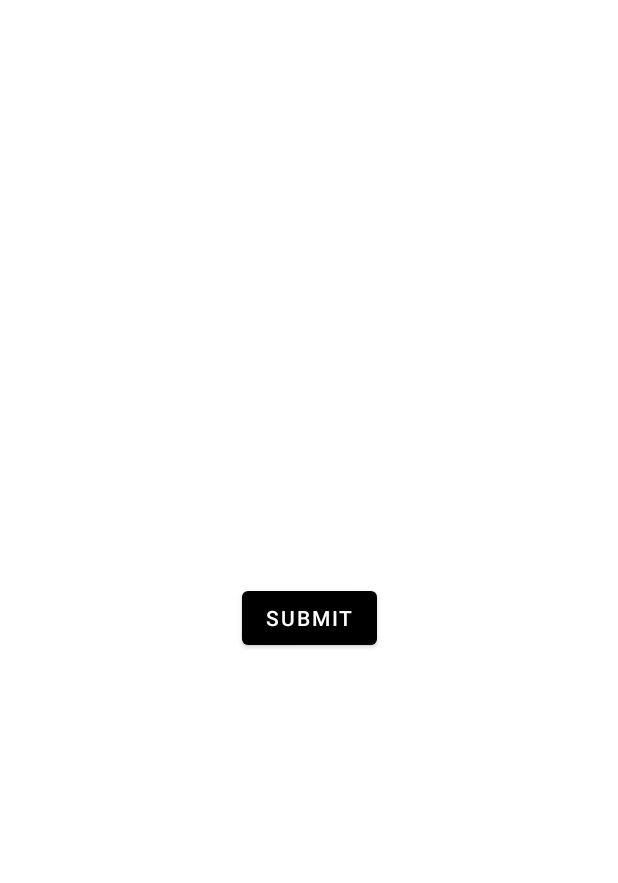
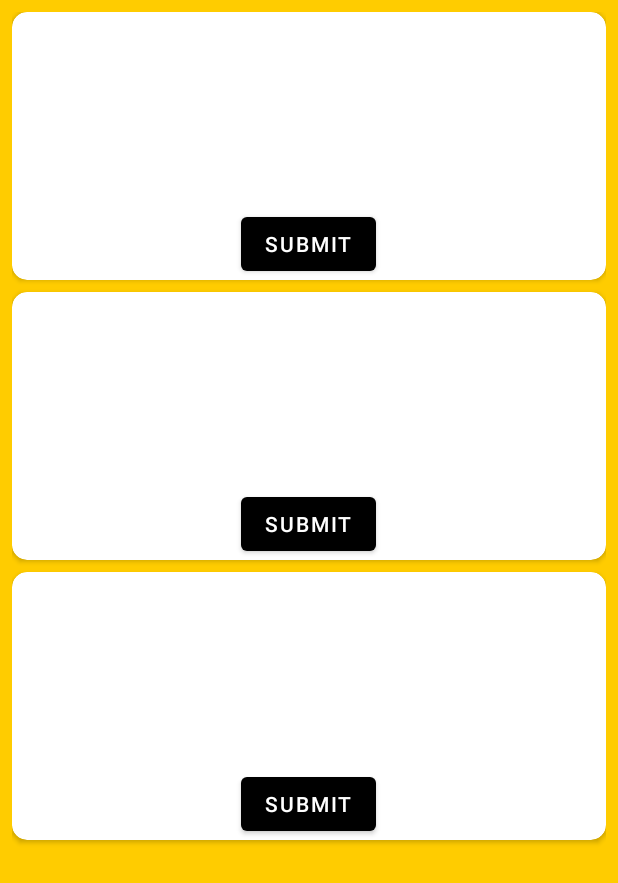
Before and after one commit to yaretzj/ChoreCenter, an Android app: the layout activity_submit_chore.xml on its own in the app's theme, with its tools: preview values and no code run, on a phone screen of 412 x 824 dp. Shown: the top 883 px of the screen. Run offline under Robolectric (Android 15) with nearby library versions, the phone set to English and light mode, and no system bars.

Commit message:
submit chore design, still need to work on

```diff
--- a/Android/ChoreCenterApp/app/src/main/AndroidManifest.xml
+++ b/Android/ChoreCenterApp/app/src/main/AndroidManifest.xml
@@ -15,7 +15,8 @@
 
         <activity android:name=".KidSignup" />
         <activity android:name=".ParentSignup" />
-        <activity android:name=".SubmitChore" />
+        <activity android:name=".SubmitChore"
+            android:parentActivityName=".KidMain"/>
         <activity
             android:name=".KidMain"
             android:label="@string/title_activity_kid_main"
--- a/Android/ChoreCenterApp/app/src/main/res/layout/activity_kid_main.xml
+++ b/Android/ChoreCenterApp/app/src/main/res/layout/activity_kid_main.xml
@@ -103,6 +103,7 @@
             </androidx.cardview.widget.CardView>
 
             <androidx.cardview.widget.CardView
+                android:id="@+id/c2"
                 android:layout_width="170dp"
                 android:layout_height="150dp"
                 android:layout_rowWeight="1"
--- a/Android/ChoreCenterApp/app/src/main/res/layout/activity_submit_chore.xml
+++ b/Android/ChoreCenterApp/app/src/main/res/layout/activity_submit_chore.xml
@@ -1,18 +1,21 @@
 <?xml version="1.0" encoding="utf-8"?>
-<androidx.constraintlayout.widget.ConstraintLayout xmlns:android="http://schemas.android.com/apk/res/android"
+<RelativeLayout
+    xmlns:android="http://schemas.android.com/apk/res/android"
     xmlns:app="http://schemas.android.com/apk/res-auto"
     xmlns:tools="http://schemas.android.com/tools"
     android:layout_width="match_parent"
     android:layout_height="match_parent"
+    android:background="@color/orange"
     tools:context=".SubmitChore">
+    <ListView
+        android:layout_width="match_parent"
+        android:layout_height="match_parent"
+        android:id="@+id/list_view"
+        android:layout_margin="8dp"
+        android:dividerHeight="8dp"
+        android:divider="@android:color/transparent"
+        tools:listitem="@layout/submit_item"
+        >
+    </ListView>
 
-    <Button
-        android:id="@+id/button3"
-        android:layout_width="wrap_content"
-        android:layout_height="wrap_content"
-        android:text="@string/button_submit"
-        app:layout_constraintBottom_toBottomOf="parent"
-        app:layout_constraintEnd_toEndOf="parent"
-        app:layout_constraintStart_toStartOf="parent"
-        app:layout_constraintTop_toTopOf="parent" />
-</androidx.constraintlayout.widget.ConstraintLayout>
+</RelativeLayout>
--- /dev/null
+++ b/Android/ChoreCenterApp/app/src/main/res/layout/submit_item.xml
@@ -0,0 +1,39 @@
+<?xml version="1.0" encoding="utf-8"?>
+<androidx.cardview.widget.CardView
+    xmlns:android="http://schemas.android.com/apk/res/android"
+    android:layout_width="match_parent"
+    android:layout_height="wrap_content"
+    xmlns:app="http://schemas.android.com/apk/res-auto"
+    app:cardCornerRadius="10dp"
+    android:layout_marginTop="100dp"
+    >
+    <LinearLayout
+        android:layout_width="match_parent"
+        android:layout_height="wrap_content"
+        android:orientation="vertical"
+        android:layout_marginTop="60dp">
+        <TextView
+            android:layout_width="match_parent"
+            android:layout_height="wrap_content"
+            android:id="@+id/text_kid_chore"
+            android:gravity="center"
+            android:padding="8dp">
+        </TextView>
+        <TextView
+            android:layout_width="match_parent"
+            android:layout_height="wrap_content"
+            android:id="@+id/text_create_time"
+            android:gravity="center"
+            android:padding="8dp">
+        </TextView>
+        <Button
+            android:id="@+id/submit_button"
+            android:layout_width="wrap_content"
+            android:layout_height="wrap_content"
+            android:layout_gravity="center"
+            android:text="Submit">
+        </Button>
+    </LinearLayout>
+
+
+</androidx.cardview.widget.CardView>
--- a/Android/ChoreCenterApp/build.gradle
+++ b/Android/ChoreCenterApp/build.gradle
@@ -5,7 +5,7 @@ buildscript {
         jcenter()
     }
     dependencies {
-        classpath "com.android.tools.build:gradle:4.1.3"
+        classpath 'com.android.tools.build:gradle:4.2.0'
 
         // NOTE: Do not place your application dependencies here; they belong
         // in the individual module build.gradle files
```
Also changed, not shown: Android/ChoreCenterApp/app/src/main/java/com/cse403chorecenter/chorecenterapp/ChoresData.java (added, +22 -0 lines), Android/ChoreCenterApp/app/src/main/java/com/cse403chorecenter/chorecenterapp/KidMain.java (+11 -8 lines), Android/ChoreCenterApp/app/src/main/java/com/cse403chorecenter/chorecenterapp/SubmitChore.java (+252 -1 lines), Android/ChoreCenterApp/gradle/wrapper/gradle-wrapper.properties.
